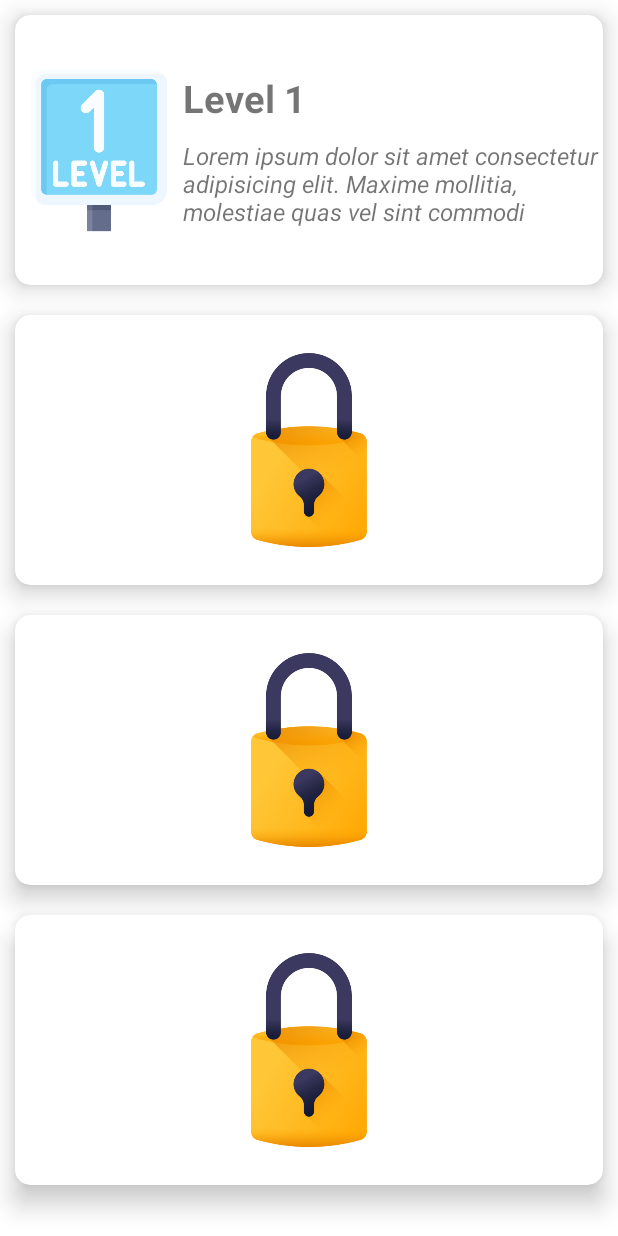
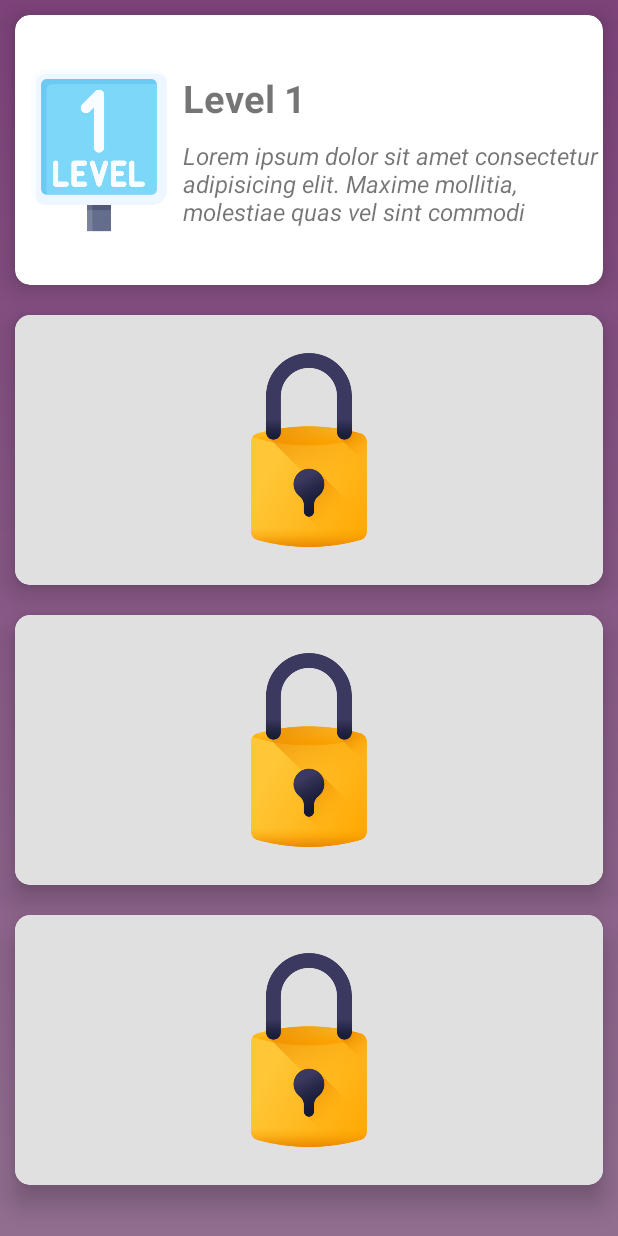
Before and after one commit to Maawan/SQL-Wizard, an Android app: the screen it shows after launch (LevelsPage), on a phone screen of 412 x 824 dp. Run offline under Robolectric (Android 15) with nearby library versions, the phone set to English and light mode, and no system bars.

Commit message:
11 March Work Done

```diff
--- a/app/src/main/java/com/hayatwares/sqlwizard/UI/LevelsPage.java
+++ b/app/src/main/java/com/hayatwares/sqlwizard/UI/LevelsPage.java
@@ -1,7 +1,10 @@
 package com.hayatwares.sqlwizard.UI;
 
 import androidx.appcompat.app.AppCompatActivity;
+import androidx.cardview.widget.CardView;
 
+import android.app.Activity;
+import android.content.Context;
 import android.content.Intent;
 import android.content.IntentFilter;
 import android.net.ConnectivityManager;
@@ -17,9 +20,12 @@ import com.hayatwares.sqlwizard.Utils.Util;
 public class LevelsPage extends AppCompatActivity {
 
     // NETWORK VALIDATION
+    Activity activity;
     NetworkChangeListener network_change =  new NetworkChangeListener();
     RelativeLayout lockedLayout1 , lockedLayout2 , lockedLayout3 , lockedLayout4;
     LinearLayout unlockedLayout1 , unlockedLayout2 , unlockedLayout3 , unlockedLayout4;
+    CardView card1 , card2 , card3 , card4;
+    View view;
     protected void onStart() {
         IntentFilter filter = new IntentFilter(ConnectivityManager.CONNECTIVITY_ACTION);
         registerReceiver(network_change, filter);
@@ -37,6 +43,7 @@ public class LevelsPage extends AppCompatActivity {
         setContentView(R.layout.activity_levels_page);
         getSupportActionBar().hide();
         init();
+        activity = this;
         //startActivity(new Intent(LevelsPage.this , QuestionSelectionPage.class));
     }
     private void init(){
@@ -48,59 +55,69 @@ public class LevelsPage extends AppCompatActivity {
         unlockedLayout2 = findViewById(R.id.unlockedLayout2);
         unlockedLayout3 = findViewById(R.id.unlockedLayout3);
         unlockedLayout4 = findViewById(R.id.unlockedLayout4);
+        card1 = findViewById(R.id.level1);
+        card2 = findViewById(R.id.level2);
+        card3 = findViewById(R.id.level3);
+        card4 = findViewById(R.id.level4);
         lockedLayout1.setVisibility(View.INVISIBLE);
         unlockedLayout1.setVisibility(View.VISIBLE);
-        if(Util.Global_Main_Value < 2){
+        if(Util.Global_Main_Value < 1){
             lockedLayout2.setVisibility(View.VISIBLE);
             unlockedLayout2.setVisibility(View.INVISIBLE);
         }else{
             lockedLayout2.setVisibility(View.INVISIBLE);
             unlockedLayout2.setVisibility(View.VISIBLE);
         }
-        if(Util.Global_Main_Value < 3){
+        if(Util.Global_Main_Value < 2){
             lockedLayout3.setVisibility(View.VISIBLE);
             unlockedLayout3.setVisibility(View.INVISIBLE);
         }else{
             lockedLayout3.setVisibility(View.INVISIBLE);
             unlockedLayout3.setVisibility(View.VISIBLE);
         }
-        if(Util.Global_Main_Value < 4){
+        if(Util.Global_Main_Value < 3){
             lockedLayout4.setVisibility(View.VISIBLE);
             unlockedLayout4.setVisibility(View.INVISIBLE);
         }else{
             lockedLayout4.setVisibility(View.INVISIBLE);
             unlockedLayout4.setVisibility(View.VISIBLE);
         }
-        unlockedLayout1.setOnClickListener(new View.OnClickListener() {
+        card1.setOnClickListener(new View.OnClickListener() {
             @Override
             public void onClick(View view) {
-                startActivity(new Intent(LevelsPage.this , QuestionSelectionPage.class));
+                startActivity(new Intent(LevelsPage.this , QuestionSelectionPage.class).putExtra("level" , 0));
             }
         });
-        unlockedLayout2.setOnClickListener(new View.OnClickListener() {
+        card2.setOnClickListener(new View.OnClickListener() {
+            @Override
+            public void onClick(View view) {
+                if(Util.Global_Main_Value >= 1){
+
+                    startActivity(new Intent(LevelsPage.this , QuestionSelectionPage.class).putExtra("level" , 1));
+                }else{
+                    Util.displayLockedDialog(activity );
+                }
+            }
+        });
+        card3.setOnClickListener(new View.OnClickListener() {
             @Override
             public void onClick(View view) {
                 if(Util.Global_Main_Value >= 2){
 
-                    startActivity(new Intent(LevelsPage.this , QuestionSelectionPage.class));
+                    startActivity(new Intent(LevelsPage.this , QuestionSelectionPage.class).putExtra("level" , 2));
+                }else{
+                    Util.displayLockedDialog(activity );
                 }
             }
         });
-        unlockedLayout3.setOnClickListener(new View.OnClickListener() {
+        card4.setOnClickListener(new View.OnClickListener() {
             @Override
             public void onClick(View view) {
                 if(Util.Global_Main_Value >= 3){
 
-                    startActivity(new Intent(LevelsPage.this , QuestionSelectionPage.class));
-                }
-            }
-        });
-        unlockedLayout4.setOnClickListener(new View.OnClickListener() {
-            @Override
-            public void onClick(View view) {
-                if(Util.Global_Main_Value >= 4){
-
-                    startActivity(new Intent(LevelsPage.this , QuestionSelectionPage.class));
+                    startActivity(new Intent(LevelsPage.this , QuestionSelectionPage.class).putExtra("level" , 3));
+                }else{
+                    Util.displayLockedDialog(activity );
                 }
             }
         });
--- a/app/src/main/res/drawable/corner_radius.xml
+++ b/app/src/main/res/drawable/corner_radius.xml
@@ -2,7 +2,7 @@
 <shape xmlns:android="http://schemas.android.com/apk/res/android"
         android:shape="rectangle">
     <solid
-        android:color="#fff"/>
+        android:color="#80FFFFFF"/>
     <corners
-        android:radius="30dp"/>
+        android:radius="20dp"/>
 </shape>
--- a/app/src/main/res/layout/activity_levels_page.xml
+++ b/app/src/main/res/layout/activity_levels_page.xml
@@ -1,6 +1,7 @@
 <?xml version="1.0" encoding="utf-8"?>
 <RelativeLayout android:layout_width="match_parent"
     android:layout_height="match_parent"
+    android:background="@drawable/question_selection_background"
     xmlns:android="http://schemas.android.com/apk/res/android"
     xmlns:app="http://schemas.android.com/apk/res-auto">
     <LinearLayout
@@ -88,6 +89,7 @@ molestiae quas vel sint commodi "/>
                 <RelativeLayout
                     android:layout_width="match_parent"
                     android:layout_height="match_parent"
+                    android:background="@drawable/corner_rounded"
                     android:id="@+id/lockedLayout2">
                     <ImageView
                         android:layout_width="wrap_content"
@@ -152,6 +154,7 @@ molestiae quas vel sint commodi "/>
                 <RelativeLayout
                     android:layout_width="match_parent"
                     android:layout_height="match_parent"
+                    android:background="@drawable/corner_rounded"
                     android:id="@+id/lockedLayout3">
                     <ImageView
                         android:layout_width="wrap_content"
@@ -216,6 +219,7 @@ molestiae quas vel sint commodi "/>
                 <RelativeLayout
                     android:layout_width="match_parent"
                     android:layout_height="match_parent"
+                    android:background="@drawable/corner_rounded"
                     android:id="@+id/lockedLayout4">
                     <ImageView
                         android:layout_width="wrap_content"
--- a/app/src/main/res/layout/locked_question_layout.xml
+++ b/app/src/main/res/layout/locked_question_layout.xml
@@ -26,8 +26,9 @@
             android:gravity="center"
             android:textSize="16dp"
             android:textStyle="bold"
+            android:id="@+id/message"
             android:fontFamily="@raw/font1"
-            android:text="Oops ! This Problem is not Unlocked. Please try after some time"/>
+            android:text="@string/lockedLevelText"/>
     </RelativeLayout>
 
 </RelativeLayout>
--- a/app/src/main/res/values/strings.xml
+++ b/app/src/main/res/values/strings.xml
@@ -1,3 +1,4 @@
 <resources>
     <string name="app_name">SQL Wizard</string>
+    <string name="lockedLevelText">Oops ! This level is currently locked, Complete pending levels to unlock this one</string>
 </resources>
```
Also changed, not shown: app/src/main/java/com/hayatwares/sqlwizard/Adapters/GridAdapter.java (+5 -4 lines), app/src/main/java/com/hayatwares/sqlwizard/UI/QuestionSelectionPage.java (+25 -8 lines), app/src/main/java/com/hayatwares/sqlwizard/Utils/Util.java (+29 -1 lines).
